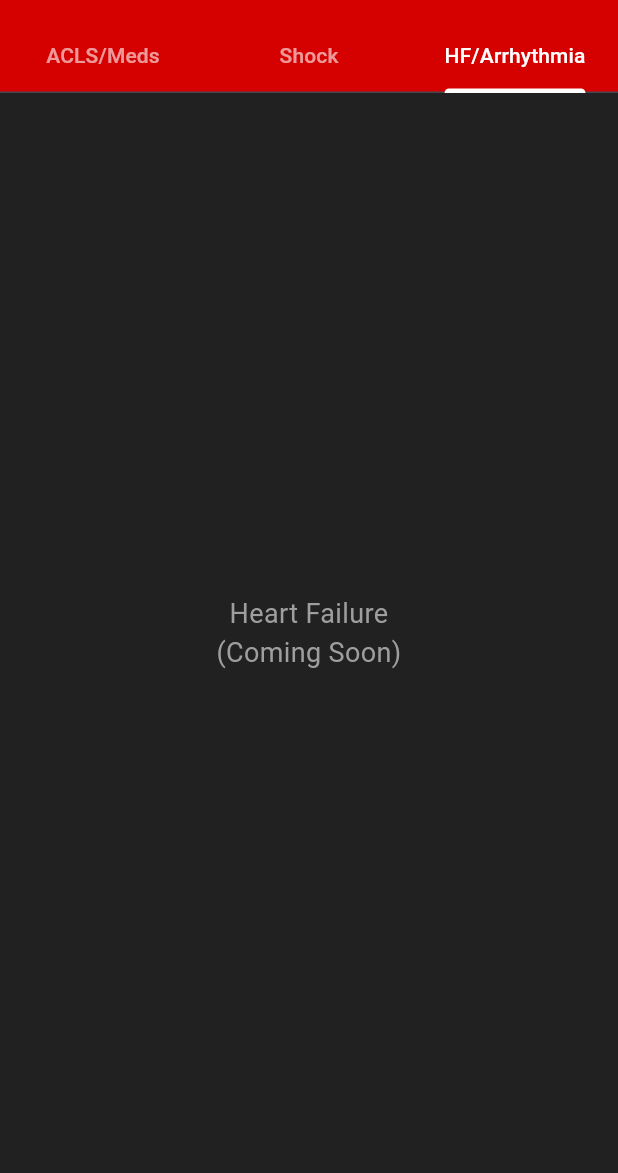
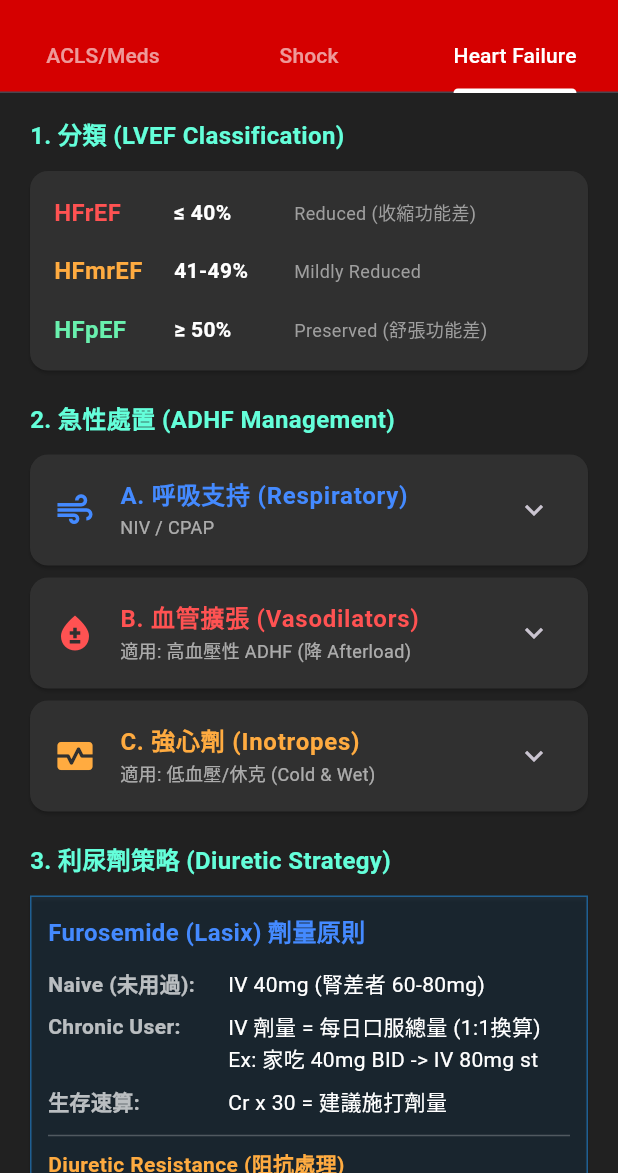
Before and after one commit to b101108063-ops/icu_pocket_guide, a Flutter app: the CvsMenuScreen screen opened directly, tab 3 chosen, on a phone screen of 412 x 824 dp, the part 63-1236 px from its top. Run offline on Flutter 3.47's test engine with Material 3 defaults, Android fonts, the phone set to English and light mode, and no system bars.

Commit message:
Add Heart Failure Protocol

```diff
--- /dev/null
+++ b/lib/screens/hf_screen.dart
@@ -0,0 +1,366 @@
+// lib/screens/hf_screen.dart
+import 'package:flutter/material.dart';
+
+class HfScreen extends StatelessWidget {
+  const HfScreen({super.key});
+
+  @override
+  Widget build(BuildContext context) {
+    return Container(
+      color: Colors.grey[900],
+      child: ListView(
+        padding: const EdgeInsets.all(16),
+        children: [
+          // 1. 分類與定義
+          _buildHeader("1. 分類 (LVEF Classification)"),
+          _buildClassificationCard(),
+          const SizedBox(height: 16),
+
+          // 2. 急性去代償 (ADHF) 處置
+          _buildHeader("2. 急性處置 (ADHF Management)"),
+          _buildAdhfSection(),
+          const SizedBox(height: 16),
+
+          // 3. 利尿劑策略 (重點功能)
+          _buildHeader("3. 利尿劑策略 (Diuretic Strategy)"),
+          _buildDiureticCard(),
+          const SizedBox(height: 16),
+
+          // 4. GDMT 四根支柱
+          _buildHeader("4. GDMT (HFrEF 四根支柱)"),
+          _buildGdmtSection(),
+          const SizedBox(height: 16),
+
+          // 5. 右心衰竭與珍珠
+          _buildHeader("5. 特殊情況 & Clinical Pearls"),
+          _buildPearlsSection(),
+
+          const SizedBox(height: 30),
+        ],
+      ),
+    );
+  }
+
+  // --- 1. 分類卡片 ---
+  Widget _buildClassificationCard() {
+    return Card(
+      color: Colors.grey[850],
+      child: Padding(
+        padding: const EdgeInsets.all(8.0),
+        child: Column(
+          children: [
+            _buildRow("HFrEF", "≤ 40%", "Reduced (收縮功能差)", Colors.redAccent),
+            _buildRow(
+              "HFmrEF",
+              "41-49%",
+              "Mildly Reduced",
+              Colors.orangeAccent,
+            ),
+            _buildRow(
+              "HFpEF",
+              "≥ 50%",
+              "Preserved (舒張功能差)",
+              Colors.greenAccent,
+            ),
+          ],
+        ),
+      ),
+    );
+  }
+
+  Widget _buildRow(String title, String val, String desc, Color color) {
+    return Padding(
+      padding: const EdgeInsets.symmetric(vertical: 8.0, horizontal: 8.0),
+      child: Row(
+        children: [
+          SizedBox(
+            width: 80,
+            child: Text(
+              title,
+              style: TextStyle(
+                color: color,
+                fontWeight: FontWeight.bold,
+                fontSize: 16,
+              ),
+            ),
+          ),
+          SizedBox(
+            width: 80,
+            child: Text(
+              val,
+              style: const TextStyle(
+                color: Colors.white,
+                fontWeight: FontWeight.bold,
+              ),
+            ),
+          ),
+          Expanded(
+            child: Text(
+              desc,
+              style: const TextStyle(color: Colors.grey, fontSize: 12),
+            ),
+          ),
+        ],
+      ),
+    );
+  }
+
+  // --- 2. ADHF 處置 ---
+  Widget _buildAdhfSection() {
+    return Column(
+      children: [
+        _buildStepTile(
+          "A. 呼吸支持 (Respiratory)",
+          "NIV / CPAP",
+          ["機轉: 正壓可降 Afterload，增進 CO，改善肺水腫。", "適應症: 肺水腫合併呼吸窘迫/低血氧。"],
+          Icons.air,
+          Colors.blueAccent,
+        ),
+        _buildStepTile(
+          "B. 血管擴張 (Vasodilators)",
+          "適用: 高血壓性 ADHF (降 Afterload)",
+          [
+            "NTG (首選): IV 5 mcg/min 開始，每5min上調。\n   注意: 避用於 RV infarct 或 AS。需用玻璃瓶。",
+            "Nitroprusside (Nipride): 0.2-0.5 mcg/kg/min。\n   注意: 避用於 CAD (Coronary steal)。",
+          ],
+          Icons.bloodtype,
+          Colors.redAccent,
+        ),
+        _buildStepTile(
+          "C. 強心劑 (Inotropes)",
+          "適用: 低血壓/休克 (Cold & Wet)",
+          [
+            "Dobutamine: 2-20 mcg/kg/min (β1 agonist)。",
+            "Milrinone: PDE3 inhibitor (Inodilator)。\n   優點: 適用於長期吃 Beta-blocker 者。\n   注意: 腎功能差需減量，小心低血壓。",
+          ],
+          Icons.monitor_heart,
+          Colors.orangeAccent,
+        ),
+      ],
+    );
+  }
+
+  // --- 3. 利尿劑策略 (Diuretics) ---
+  Widget _buildDiureticCard() {
+    return Card(
+      color: Colors.blue.withOpacity(0.1),
+      shape: RoundedRectangleBorder(
+        side: BorderSide(color: Colors.blue.withOpacity(0.5)),
+      ),
+      child: Padding(
+        padding: const EdgeInsets.all(12.0),
+        child: Column(
+          crossAxisAlignment: CrossAxisAlignment.start,
+          children: [
+            const Text(
+              "Furosemide (Lasix) 劑量原則",
+              style: TextStyle(
+                color: Colors.blueAccent,
+                fontWeight: FontWeight.bold,
+                fontSize: 16,
+              ),
+            ),
+            const SizedBox(height: 8),
+            _buildBullet("Naive (未用過):", "IV 40mg (腎差者 60-80mg)"),
+            _buildBullet(
+              "Chronic User:",
+              "IV 劑量 = 每日口服總量 (1:1換算)\nEx: 家吃 40mg BID -> IV 80mg st",
+            ),
+            _buildBullet("生存速算:", "Cr x 30 = 建議施打劑量"),
+            const Divider(color: Colors.white24),
+            const Text(
+              "Diuretic Resistance (阻抗處理)",
+              style: TextStyle(
+                color: Colors.orangeAccent,
+                fontWeight: FontWeight.bold,
+              ),
+            ),
+            _buildBullet("1. Double Dose:", "若 2hr 尿量 < 1L，劑量加倍 (Max 200mg)。"),
+            _buildBullet(
+              "2. Continuous Infusion:",
+              "Loading 後改 Pump (5-40 mg/hr)。",
+            ),
+            _buildBullet(
+              "3. Sequential Blockade:",
+              "加 Thiazide (Metolazone) 於 Lasix 前 30min 吃。",
+            ),
+          ],
+        ),
+      ),
+    );
+  }
+
+  Widget _buildBullet(String title, String content) {
+    return Padding(
+      padding: const EdgeInsets.symmetric(vertical: 4.0),
+      child: Row(
+        crossAxisAlignment: CrossAxisAlignment.start,
+        children: [
+          SizedBox(
+            width: 120,
+            child: Text(
+              title,
+              style: const TextStyle(
+                color: Colors.white70,
+                fontWeight: FontWeight.bold,
+              ),
+            ),
+          ),
+          Expanded(
+            child: Text(content, style: const TextStyle(color: Colors.white)),
+          ),
+        ],
+      ),
+    );
+  }
+
+  // --- 4. GDMT Section ---
+  Widget _buildGdmtSection() {
+    return Column(
+      children: [
+        _buildGdmtTile(
+          "1. ARNI / ACEI / ARB",
+          "Entresto 為首選",
+          "目標: 97/103 mg BID。ACEI 轉 ARNI 需停藥 36hr。",
+          Colors.purpleAccent,
+        ),
+        _buildGdmtTile(
+          "2. Beta-Blockers",
+          "Carvedilol, Bisoprolol, Metoprolol",
+          "需等病人乾 (Euvolume) 再用。Start low, go slow。",
+          Colors.blueAccent,
+        ),
+        _buildGdmtTile(
+          "3. MRA",
+          "Spironolactone / Eplerenone",
+          "注意高血鉀與腎功能。",
+          Colors.yellowAccent,
+        ),
+        _buildGdmtTile(
+          "4. SGLT2 Inhibitors",
+          "Dapa- / Empagliflozin",
+          "不論有無糖尿病皆可用。注意 UTI。",
+          Colors.tealAccent,
+        ),
+      ],
+    );
+  }
+
+  Widget _buildGdmtTile(String title, String drug, String note, Color color) {
+    return Card(
+      color: Colors.grey[900],
+      shape: RoundedRectangleBorder(
+        side: BorderSide(color: color.withOpacity(0.5)),
+      ),
+      child: ListTile(
+        title: Text(
+          title,
+          style: TextStyle(color: color, fontWeight: FontWeight.bold),
+        ),
+        subtitle: Column(
+          crossAxisAlignment: CrossAxisAlignment.start,
+          children: [
+            Text(
+              drug,
+              style: const TextStyle(
+                color: Colors.white,
+                fontWeight: FontWeight.bold,
+              ),
+            ),
+            Text(
+              note,
+              style: const TextStyle(color: Colors.white60, fontSize: 12),
+            ),
+          ],
+        ),
+      ),
+    );
+  }
+
+  // --- 5. Pearls Section ---
+  Widget _buildPearlsSection() {
+    return Column(
+      children: [
+        _buildExpTile("右心衰竭 (Right Heart Failure)", [
+          "特徵: JVE、水腫、D-shape LV。",
+          "處置: 對 Preload 敏感。CVP 正常可給水(500ml)，但太多會壓迫 LV。",
+          "升壓: 低血壓建議用 Levophed (不增肺阻力)。",
+        ]),
+        _buildExpTile("臨床珍珠 (Clinical Pearls)", [
+          "BNP: 排陰率高。若高但不像 HF，考慮腎衰竭、感染、PE。",
+          "Cardiorenal Syndrome: 腎惡化常因 Venous Congestion (CVP高) 導致灌流壓降。適度利尿反而改善腎功能。",
+          "IV 轉 PO: PO 生物利用率僅 50%，轉藥時劑量可能需調升。",
+        ]),
+      ],
+    );
+  }
+
+  Widget _buildStepTile(
+    String title,
+    String subtitle,
+    List<String> details,
+    IconData icon,
+    Color color,
+  ) {
+    return Card(
+      color: Colors.grey[850],
+      child: ExpansionTile(
+        leading: Icon(icon, color: color, size: 28),
+        title: Text(
+          title,
+          style: TextStyle(color: color, fontWeight: FontWeight.bold),
+        ),
+        subtitle: Text(
+          subtitle,
+          style: const TextStyle(color: Colors.white60, fontSize: 12),
+        ),
+        children: details
+            .map(
+              (d) => ListTile(
+                dense: true,
+                leading: const Icon(Icons.circle, size: 6, color: Colors.grey),
+                title: Text(d, style: const TextStyle(color: Colors.white70)),
+              ),
+            )
+            .toList(),
+      ),
+    );
+  }
+
+  Widget _buildExpTile(String title, List<String> items) {
+    return Card(
+      color: Colors.grey[850],
+      child: ExpansionTile(
+        title: Text(
+          title,
+          style: const TextStyle(
+            color: Colors.white,
+            fontWeight: FontWeight.bold,
+          ),
+        ),
+        children: items
+            .map(
+              (i) => ListTile(
+                dense: true,
+                title: Text(i, style: const TextStyle(color: Colors.white70)),
+              ),
+            )
+            .toList(),
+      ),
+    );
+  }
+
+  Widget _buildHeader(String title) {
+    return Padding(
+      padding: const EdgeInsets.only(left: 4, bottom: 8),
+      child: Text(
+        title,
+        style: const TextStyle(
+          color: Colors.tealAccent,
+          fontSize: 16,
+          fontWeight: FontWeight.bold,
+        ),
+      ),
+    );
+  }
+}
--- a/lib/screens/menus/cvs_menu_screen.dart
+++ b/lib/screens/menus/cvs_menu_screen.dart
@@ -2,6 +2,7 @@
 import 'package:flutter/material.dart';
 import '../er_meds_screen.dart';
 import '../shock_screen.dart'; // <--- 1. 加入這行 import
+import '../hf_screen.dart'; // <--- 1. 加入這行 import
 
 class CvsMenuScreen extends StatelessWidget {
   const CvsMenuScreen({super.key});
@@ -20,8 +21,8 @@ class CvsMenuScreen extends StatelessWidget {
             unselectedLabelColor: Colors.white60,
             tabs: [
               Tab(text: "ACLS/Meds"),
-              Tab(text: "Shock"), // 這裡
-              Tab(text: "HF/Arrhythmia"),
+              Tab(text: "Shock"),
+              Tab(text: "Heart Failure"), // 2. 修改標題
             ],
           ),
         ),
@@ -29,21 +30,11 @@ class CvsMenuScreen extends StatelessWidget {
         body: TabBarView(
           children: [
             const ErMedsScreen(),
-            const ShockScreen(), // 確認這裡使用了 ShockScreen
-            _buildPlaceholder("Heart Failure\n(Coming Soon)"),
+            const ShockScreen(),
+            const HfScreen(), // <--- 3. 這裡替換原本的 _buildPlaceholder
           ],
         ),
       ),
     );
   }
-
-  Widget _buildPlaceholder(String text) {
-    return Center(
-      child: Text(
-        text,
-        textAlign: TextAlign.center,
-        style: const TextStyle(color: Colors.grey, fontSize: 18),
-      ),
-    );
-  }
 }
```
